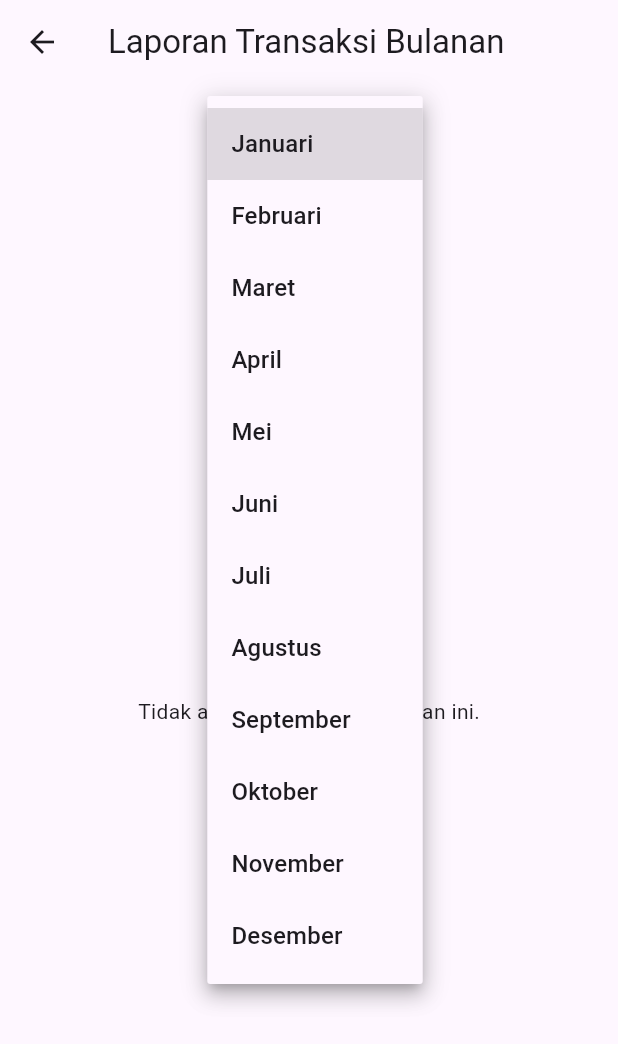
After one commit to afriyandaaa/kasir, a Flutter app: the LaporanPage screen opened directly, after a tap on "Januari", on a phone screen of 412 x 824 dp. The commit adds this screen. Shown: the top 1044 px of the screen. Run offline on Flutter 3.47's test engine with Material 3 defaults, Android fonts, the phone set to English and light mode, and no system bars; our stand-ins replace cloud_firestore, firebase_auth, firebase_core, image_picker, qr_flutter; missing offline and left inert: flutter_barcode_scanner; accounts and stored records are empty; project files that could hold a hidden picture were left out.

Commit message:
Update Laporan bulanan

```diff
--- /dev/null
+++ b/lib/pages/laporan_page.dart
@@ -0,0 +1,161 @@
+import 'package:cloud_firestore/cloud_firestore.dart';
+import 'package:flutter/material.dart';
+import 'package:intl/intl.dart'; // Untuk DateFormat dan NumberFormat
+
+class LaporanPage extends StatefulWidget {
+  @override
+  _LaporanPageState createState() => _LaporanPageState();
+}
+
+class _LaporanPageState extends State<LaporanPage> {
+  String? _selectedMonth;
+  final List<String> _months = ['Januari', 'Februari', 'Maret', 'April', 'Mei', 'Juni', 'Juli', 'Agustus', 'September', 'Oktober', 'November', 'Desember'];
+  final NumberFormat currencyFormatter = NumberFormat.currency(locale: 'id_ID', symbol: 'Rp ', decimalDigits: 2);
+
+  @override
+  void initState() {
+    super.initState();
+    _selectedMonth = _months[0]; // Set default bulan ke Januari
+  }
+
+  @override
+  Widget build(BuildContext context) {
+    return Scaffold(
+      appBar: AppBar(
+        title: Text('Laporan Transaksi Bulanan'),
+      ),
+      body: Padding(
+        padding: const EdgeInsets.all(16.0),
+        child: Column(
+          children: [
+            DropdownButton<String>(
+              value: _selectedMonth,
+              onChanged: (String? newValue) {
+                if (newValue != null) {
+                  setState(() {
+                    _selectedMonth = newValue;
+                  });
+                }
+              },
+              items: _months.map<DropdownMenuItem<String>>((String month) {
+                return DropdownMenuItem<String>(
+                  value: month,
+                  child: Text(month),
+                );
+              }).toList(),
+            ),
+            SizedBox(height: 20),
+            Expanded(
+              child: StreamBuilder<QuerySnapshot>(
+                stream: FirebaseFirestore.instance
+                    .collection('transactions')
+                    .where(
+                      'timestamp',
+                      isGreaterThanOrEqualTo: Timestamp.fromDate(_getStartOfMonth(_selectedMonth!)),
+                    )
+                    .where(
+                      'timestamp',
+                      isLessThan: Timestamp.fromDate(_getEndOfMonth(_selectedMonth!)),
+                    )
+                    .orderBy('timestamp')
+                    .snapshots(),
+                builder: (context, snapshot) {
+                  if (snapshot.connectionState == ConnectionState.waiting) {
+                    return Center(child: CircularProgressIndicator());
+                  }
+
+                  if (snapshot.hasError) {
+                    return Center(child: Text('Error: ${snapshot.error}'));
+                  }
+
+                  if (!snapshot.hasData || snapshot.data!.docs.isEmpty) {
+                    return Center(child: Text('Tidak ada transaksi untuk bulan ini.'));
+                  }
+
+                  var transaksiData = snapshot.data!.docs;
+                  List<Map<String, dynamic>> allItems = [];
+                  double totalPendapatan = 0.0;
+
+                  for (var transaksi in transaksiData) {
+                    // Ambil metode pembayaran dari level transaksi
+                    var paymentMethod = (transaksi['paymentMethod'] as String?) ?? 'Tidak Diketahui';
+
+                    var items = transaksi['items'] as List?;
+                    if (items != null && items.isNotEmpty) {
+                      for (var item in items) {
+                        allItems.add({
+                          'name': (item['name'] as String?) ?? 'Nama Tidak Tersedia',
+                          'quantity': (item['quantity'] as int?) ?? 0,
+                          'totalPrice': (item['totalPrice'] as double?) ?? 0.0,
+                          'transactionDate': (transaksi['timestamp'] as Timestamp?)?.toDate() ?? DateTime.now(),
+                          'paymentMethod': paymentMethod, // Tambahkan paymentMethod ke setiap item
+                        });
+
+                        totalPendapatan += (item['totalPrice'] as double?) ?? 0.0;
+                      }
+                    }
+                  }
+
+                  if (allItems.isEmpty) {
+                    return Center(child: Text('Tidak ada item untuk bulan ini.'));
+                  }
+
+                  return SingleChildScrollView(
+                    scrollDirection: Axis.horizontal,
+                    child: DataTable(
+                      columns: [
+                        DataColumn(label: Text('Tanggal', style: TextStyle(fontWeight: FontWeight.bold))),
+                        DataColumn(label: Text('Pembayaran', style: TextStyle(fontWeight: FontWeight.bold))),
+                        DataColumn(label: Text('Nama Barang', style: TextStyle(fontWeight: FontWeight.bold))),
+                        DataColumn(label: Text('Jumlah', style: TextStyle(fontWeight: FontWeight.bold))),
+                        DataColumn(label: Text('Harga', style: TextStyle(fontWeight: FontWeight.bold))),
+                      ],
+                      rows: allItems.map((item) {
+                        var formattedDate = DateFormat('yyyy-MM-dd').format(item['transactionDate']);
+                        return DataRow(cells: [
+                          DataCell(Text(formattedDate)),
+                          DataCell(Text(item['paymentMethod'])), // Ambil metode pembayaran
+                          DataCell(Text(item['name'])),
+                          DataCell(Text('${item['quantity']}')),
+                          DataCell(Text(currencyFormatter.format(item['totalPrice']))),
+                        ]);
+                      }).toList()
+                        ..add(
+                          DataRow(
+                            cells: [
+                              DataCell(Text('Total', style: TextStyle(fontWeight: FontWeight.bold))),
+                              DataCell(Text('')), // Kolom metode pembayaran untuk total
+                              DataCell(Text('')), // Kosong untuk nama barang
+                              DataCell(Text(
+                                '${allItems.fold(0, (sum, item) => sum + (item['quantity'] as int))}',
+                                style: TextStyle(fontWeight: FontWeight.bold),
+                              )),
+                              DataCell(Text(
+                                currencyFormatter.format(totalPendapatan),
+                                style: TextStyle(fontWeight: FontWeight.bold),
+                              )),
+                            ],
+                          ),
+                        ),
+                    ),
+                  );
+                },
+              ),
+            ),
+          ],
+        ),
+      ),
+    );
+  }
+
+  DateTime _getStartOfMonth(String month) {
+    final now = DateTime.now();
+    final monthIndex = _months.indexOf(month) + 1;
+    return DateTime(now.year, monthIndex, 1);
+  }
+
+  DateTime _getEndOfMonth(String month) {
+    final startOfMonth = _getStartOfMonth(month);
+    return DateTime(startOfMonth.year, startOfMonth.month + 1, 0);
+  }
+}
--- a/lib/screens/drawer_screen.dart
+++ b/lib/screens/drawer_screen.dart
@@ -1,6 +1,7 @@
 import 'package:flutter/material.dart';
 import 'package:cloud_firestore/cloud_firestore.dart';
 import 'package:firebase_auth/firebase_auth.dart';
+import 'package:kasir/pages/laporan_page.dart';
 
 class CustomDrawer extends StatefulWidget {
   const CustomDrawer({Key? key}) : super(key: key);
@@ -80,6 +81,14 @@ class _CustomDrawerState extends State<CustomDrawer> {
                       ),
                       const Divider(),
                       ListTile(
+                        leading: const Icon(Icons.print_rounded),
+                        title: const Text('Laporan'),
+                        onTap: () {
+                          Navigator.push(context, MaterialPageRoute(builder: (context) => LaporanPage()));
+                        },
+                      ),
+                      const Divider(),
+                      ListTile(
                         leading: const Icon(Icons.logout),
                         title: const Text('Logout'),
                         onTap: () {
--- a/lib/screens/transaction_screen.dart
+++ b/lib/screens/transaction_screen.dart
@@ -60,9 +60,10 @@ class _TransactionScreenState extends State<TransactionScreen> {
                 'quantity': item.quantity,
                 'price': item.price,
                 'totalPrice': item.totalPrice,
+                'name': item.name,
               })
           .toList(),
-      'timestamp': DateTime.now().toIso8601String(),
+      'timestamp': FieldValue.serverTimestamp(),
       'totalPrice': totalPrice,
       'paymentMethod': selectedPaymentMethod,
     };
--- a/pubspec.yaml
+++ b/pubspec.yaml
@@ -49,6 +49,9 @@ dependencies:
   shared_preferences: ^2.2.3
   flutter_barcode_scanner: ^2.0.0
   flutter_riverpod: ^2.6.1
+  excel: ^4.0.6
+  printing: ^5.12.0
+  pdf: ^3.11.1
 
 
 dev_dependencies:
```
Also changed, not shown: pubspec.lock, 5 other files.
